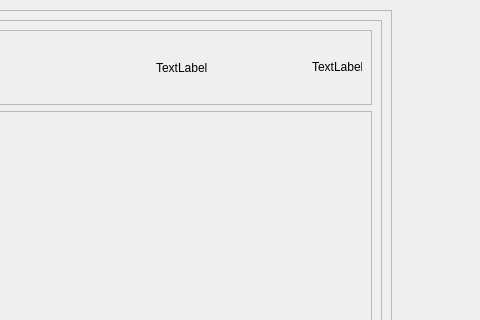
The window that views/playlist.ui (ximenaaloya/cloudymusic) describes before a commit, drawn with Qt 5; both pictures show x 739 to 1219 and y 0 to 320 of the 1219 by 738 pixel window.
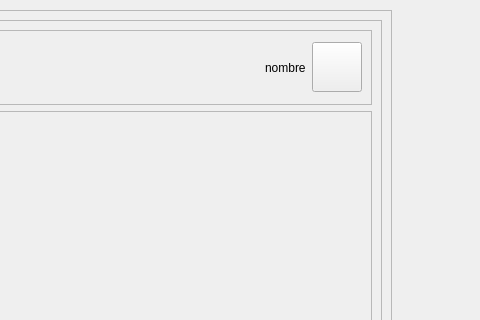
The same window after the commit. Icons and pictures are not drawn.

Diff of the .ui file:
```diff
--- a/views/playlist.ui
+++ b/views/playlist.ui
@@ -115,30 +115,24 @@
             </spacer>
            </item>
            <item>
-            <widget class="QLabel" name="label_3">
-             <property name="minimumSize">
-              <size>
-               <width>150</width>
-               <height>25</height>
-              </size>
-             </property>
-             <property name="maximumSize">
-              <size>
-               <width>150</width>
-               <height>25</height>
-              </size>
-             </property>
+            <widget class="QLabel" name="lbl_nam">
              <property name="text">
-              <string>TextLabel</string>
+              <string>nombre</string>
              </property>
             </widget>
            </item>
            <item>
-            <widget class="QLabel" name="label_4">
+            <widget class="QPushButton" name="btn_profile_pic">
+             <property name="sizePolicy">
+              <sizepolicy hsizetype="Fixed" vsizetype="Fixed">
+               <horstretch>0</horstretch>
+               <verstretch>0</verstretch>
+              </sizepolicy>
+             </property>
              <property name="minimumSize">
               <size>
                <width>50</width>
-               <height>50</height>
+               <height>0</height>
               </size>
              </property>
              <property name="maximumSize">
@@ -147,8 +141,11 @@
                <height>50</height>
               </size>
              </property>
+             <property name="styleSheet">
+              <string notr="true"/>
+             </property>
              <property name="text">
-              <string>TextLabel</string>
+              <string/>
              </property>
             </widget>
            </item>
```
Left out of the diff: 2 changed lines with no effect on the pictures.
